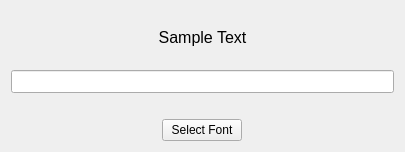
Before: the Qt Designer form fontpicker.ui in copperspice/kitchensink, drawn with Qt 5.
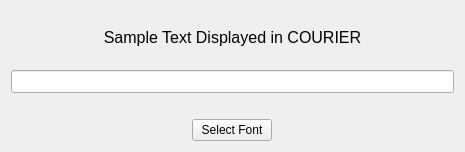
After: the same form once the commit is applied.

Patch:
```diff
--- a/fontpicker.ui
+++ b/fontpicker.ui
@@ -6,7 +6,7 @@
    <rect>
     <x>0</x>
     <y>0</y>
-    <width>405</width>
+    <width>465</width>
     <height>152</height>
    </rect>
   </property>
@@ -35,7 +35,7 @@
       </font>
      </property>
      <property name="text">
-      <string>Sample Text</string>
+      <string>Sample Text Displayed in COURIER</string>
      </property>
      <property name="alignment">
       <set>Qt::AlignCenter</set>
@@ -90,7 +90,7 @@
      </property>
      <property name="sizeHint" stdset="0">
       <size>
-       <width>150</width>
+       <width>180</width>
        <height>20</height>
       </size>
      </property>
@@ -110,7 +110,7 @@
      </property>
      <property name="sizeHint" stdset="0">
       <size>
-       <width>150</width>
+       <width>180</width>
        <height>20</height>
       </size>
      </property>
```
